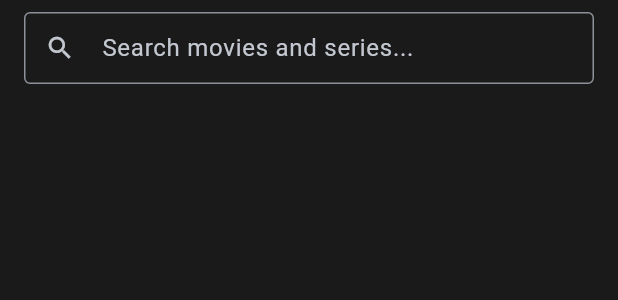
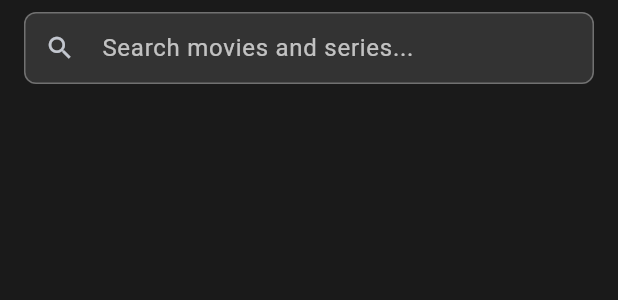
Before and after one commit to dperez2023/flixvod, a Flutter app: the SearchBarWidget widget shown alone on an empty page, opened directly with empty values, on a phone screen of 412 x 824 dp. Shown: the top 300 px of the screen. Run offline on Flutter 3.47's test engine with Material 3 defaults, Android fonts, the phone set to English and light mode, and no system bars; our stand-ins replace chewie, cloud_firestore, equatable, file_picker, firebase_auth, firebase_core and 5 more; accounts and stored records are empty; generated files the repository leaves out were written again; network calls fail.

Commit message:
catalogue: Improved search bar focus

```diff
--- a/flixvod/lib/modules/catalogue/widgets/search_bar_widget.dart
+++ b/flixvod/lib/modules/catalogue/widgets/search_bar_widget.dart
@@ -6,11 +6,13 @@ import '../../../core/app_icons.dart';
 class SearchBarWidget extends StatelessWidget {
   final TextEditingController controller;
   final ValueChanged<String> onChanged;
+  final FocusNode? focusNode;
 
   const SearchBarWidget({
     super.key,
     required this.controller,
     required this.onChanged,
+    this.focusNode,
   });
 
   @override
@@ -19,10 +21,29 @@ class SearchBarWidget extends StatelessWidget {
       padding: AppTheme.searchBarPadding,
       child: TextField(
         controller: controller,
+        focusNode: focusNode,
+        style: AppTheme.primaryTextStyle,
+        autofocus: false,
+        enableInteractiveSelection: true,
+        textInputAction: TextInputAction.search,
         decoration: InputDecoration(
           hintText: Localized.of(context).searchMoviesAndSeries,
+          hintStyle: AppTheme.mutedTextStyle,
           prefixIcon: AppIcons.search,
-          border: const OutlineInputBorder(),
+          filled: true,
+          fillColor: AppTheme.cardBackgroundColor,
+          border: OutlineInputBorder(
+            borderRadius: BorderRadius.circular(AppTheme.mediumBorderRadius),
+            borderSide: BorderSide(color: AppTheme.primaryBorderColor),
+          ),
+          enabledBorder: OutlineInputBorder(
+            borderRadius: BorderRadius.circular(AppTheme.mediumBorderRadius),
+            borderSide: BorderSide(color: AppTheme.primaryBorderColor),
+          ),
+          focusedBorder: OutlineInputBorder(
+            borderRadius: BorderRadius.circular(AppTheme.mediumBorderRadius),
+            borderSide: const BorderSide(color: AppTheme.primaryForegroundColor),
+          ),
           contentPadding: AppTheme.formFieldPadding,
         ),
         onChanged: onChanged,
```
